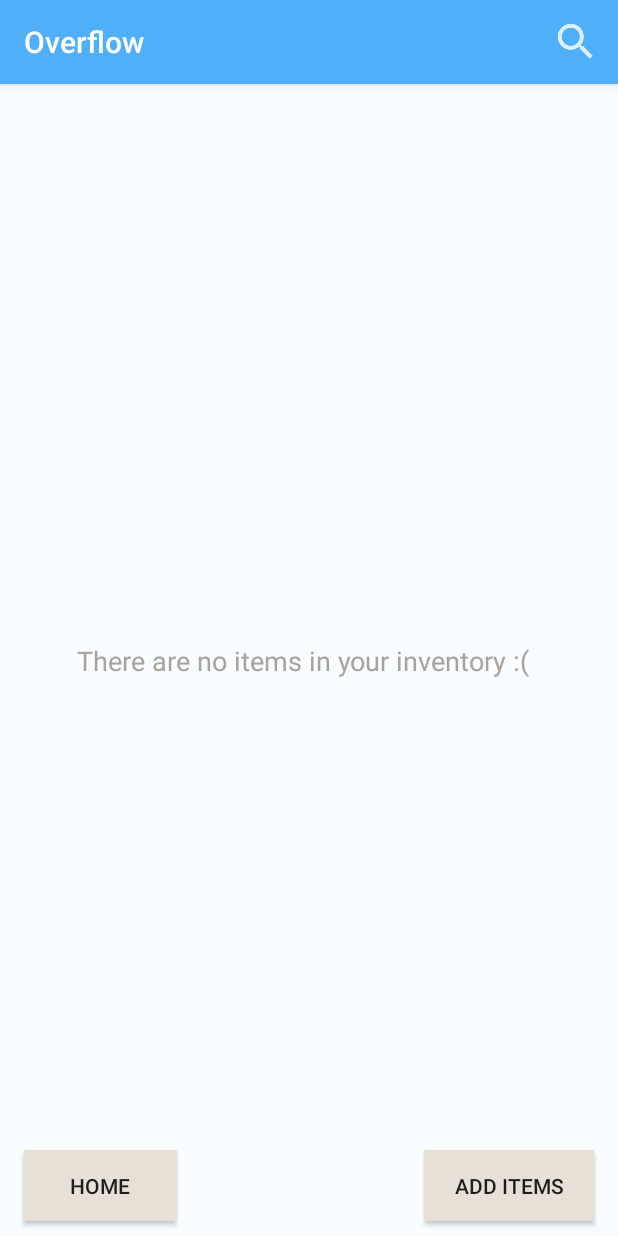
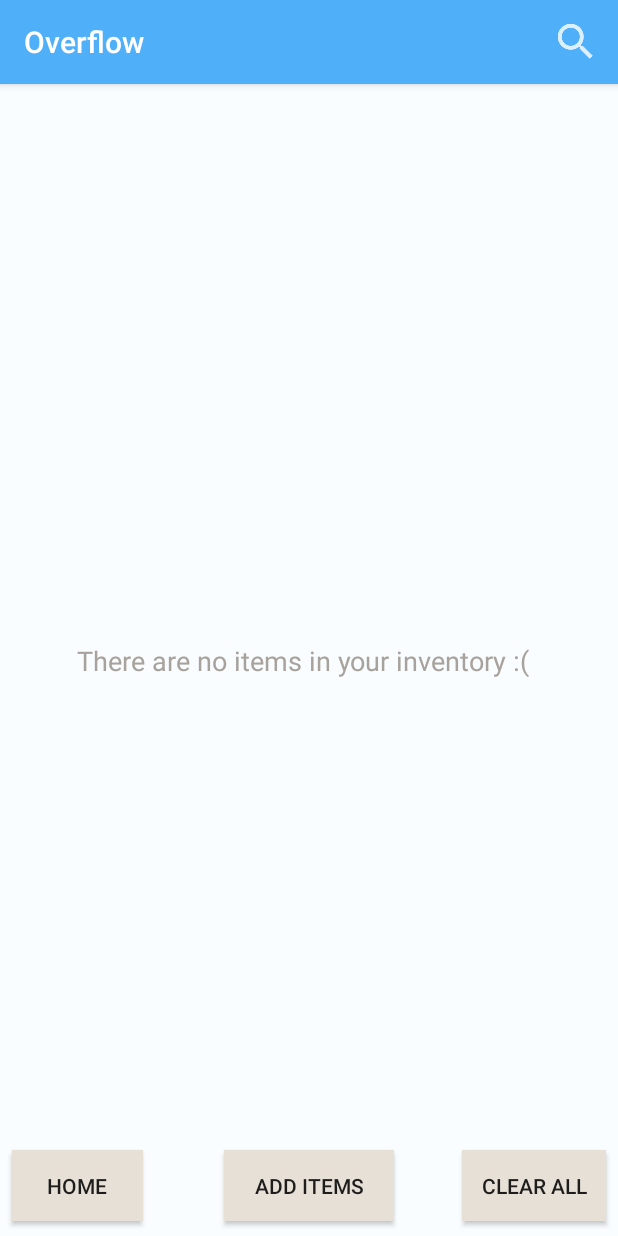
Before and after one commit to Apps5Good/InventoryApp, an Android app: the InventoryDisplay screen opened directly, with no data from a screen before it, on a phone screen of 412 x 824 dp. Run offline under Robolectric (Android 15) with nearby library versions, the phone set to English and light mode, and no system bars; our stand-ins replace Room's generated code.

Commit message:
App V3.4 (for the fair)

```diff
--- a/app/src/main/java/com/example/deepa/inventoryapp/InventoryDisplay.java
+++ b/app/src/main/java/com/example/deepa/inventoryapp/InventoryDisplay.java
@@ -11,6 +11,7 @@ import android.view.MenuItem;
 import android.view.View;
 import android.widget.AdapterView;
 import android.widget.ArrayAdapter;
+import android.widget.Button;
 import android.widget.ListView;
 import android.widget.TextView;
 
@@ -27,14 +28,17 @@ public class InventoryDisplay extends AppCompatActivity {
     int ItemId;
     Item item;
     TextView statusMessage;
+    Button delete;
+    private AppDatabase db;
 
     @Override
     protected void onCreate(Bundle savedInstanceState) {
         super.onCreate(savedInstanceState);
         setContentView(R.layout.activity_inventory_display);
 
-        final AppDatabase db = Room.databaseBuilder(getApplicationContext(), AppDatabase.class, "database")
+        db = Room.databaseBuilder(getApplicationContext(), AppDatabase.class, "database")
                 .allowMainThreadQueries().build();
+        delete = findViewById(R.id.nukeTable);
 
         statusMessage = findViewById(R.id.inventoryStatus);
         items = db.userDao().getAllItems();
@@ -68,6 +72,13 @@ public class InventoryDisplay extends AppCompatActivity {
             }
         });
          myListView.setAdapter(myAdapter);
+
+        delete.setOnClickListener(new View.OnClickListener() {
+            @Override
+            public void onClick(View view) {
+                nukeTable();
+            }
+        });
     }
 
     /**
@@ -131,4 +142,14 @@ public class InventoryDisplay extends AppCompatActivity {
         startActivity(intentCreate);
     }
 
+    /**
+     * deletes the entire inventory from the database and refreshes the page
+     */
+    public void nukeTable() {
+        db.userDao().nukeTable();
+
+        Intent intentRefresh = new Intent(this, InventoryDisplay.class);
+        startActivity(intentRefresh);
+    }
+
 }
--- a/app/src/main/res/layout/activity_inventory_display.xml
+++ b/app/src/main/res/layout/activity_inventory_display.xml
@@ -23,11 +23,11 @@
 
     <Button
         android:id="@+id/toHome2"
-        android:layout_width="102dp"
+        android:layout_width="87dp"
         android:layout_height="47dp"
         android:layout_marginBottom="10dp"
-        android:layout_marginStart="16dp"
-        android:layout_marginLeft="16dp"
+        android:layout_marginStart="8dp"
+        android:layout_marginLeft="8dp"
         android:background="@color/button_color"
         android:onClick="toHome"
         android:text="@string/to_home"
@@ -39,11 +39,26 @@
         android:layout_width="113dp"
         android:layout_height="47dp"
         android:layout_marginBottom="10dp"
-        android:layout_marginEnd="16dp"
-        android:layout_marginRight="16dp"
+        android:layout_marginEnd="8dp"
+        android:layout_marginRight="8dp"
+        android:layout_marginStart="8dp"
+        android:layout_marginLeft="8dp"
         android:background="@color/button_color"
         android:onClick="toCreateItem"
         android:text="@string/add_items"
+        app:layout_constraintBottom_toBottomOf="parent"
+        app:layout_constraintEnd_toEndOf="parent"
+        app:layout_constraintStart_toStartOf="parent" />
+
+    <Button
+        android:id="@+id/nukeTable"
+        android:layout_width="96dp"
+        android:layout_height="47dp"
+        android:layout_marginBottom="10dp"
+        android:layout_marginEnd="8dp"
+        android:layout_marginRight="8dp"
+        android:background="@color/button_color"
+        android:text="@string/clear_all"
         app:layout_constraintBottom_toBottomOf="parent"
         app:layout_constraintEnd_toEndOf="parent" />
 
@@ -62,4 +77,5 @@
         app:layout_constraintStart_toStartOf="parent"
         app:layout_constraintTop_toTopOf="parent" />
 
+
 </android.support.constraint.ConstraintLayout>
--- a/app/src/main/res/values/strings.xml
+++ b/app/src/main/res/values/strings.xml
@@ -29,6 +29,7 @@
 
     //Inventory Page
     <string name="sad_status">There are no items in your inventory :(</string>
+    <string name="clear_all">Clear All</string>
 
     //ItemInfo Page
     <string name="quantity">Quantity:</string>
```
